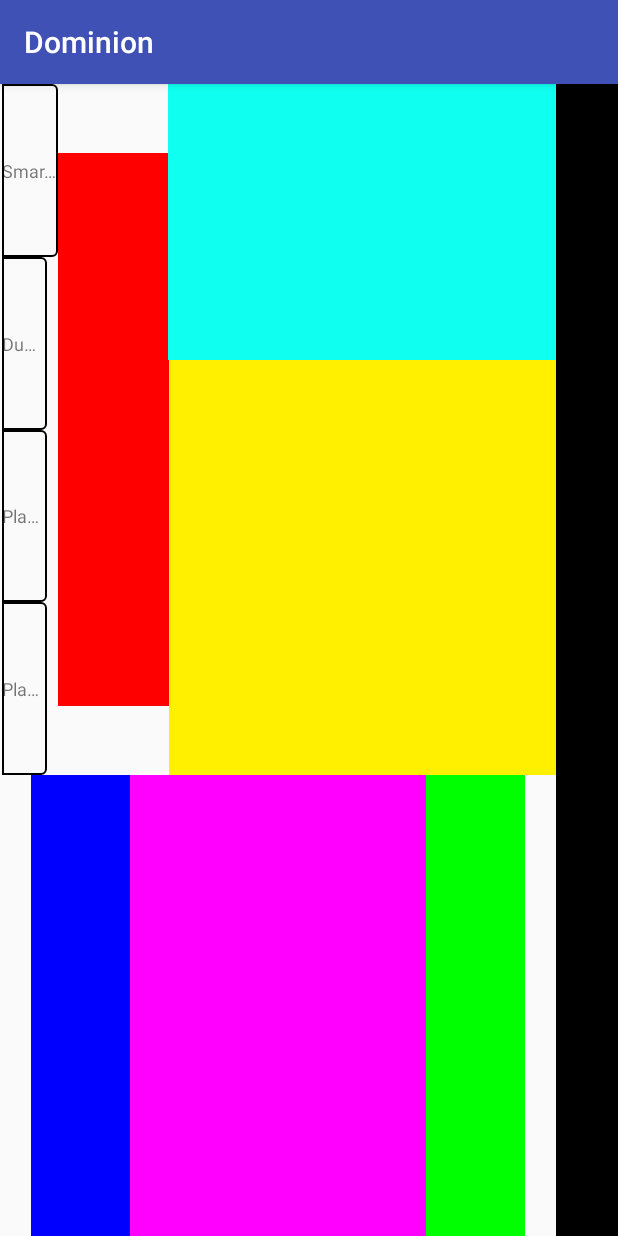
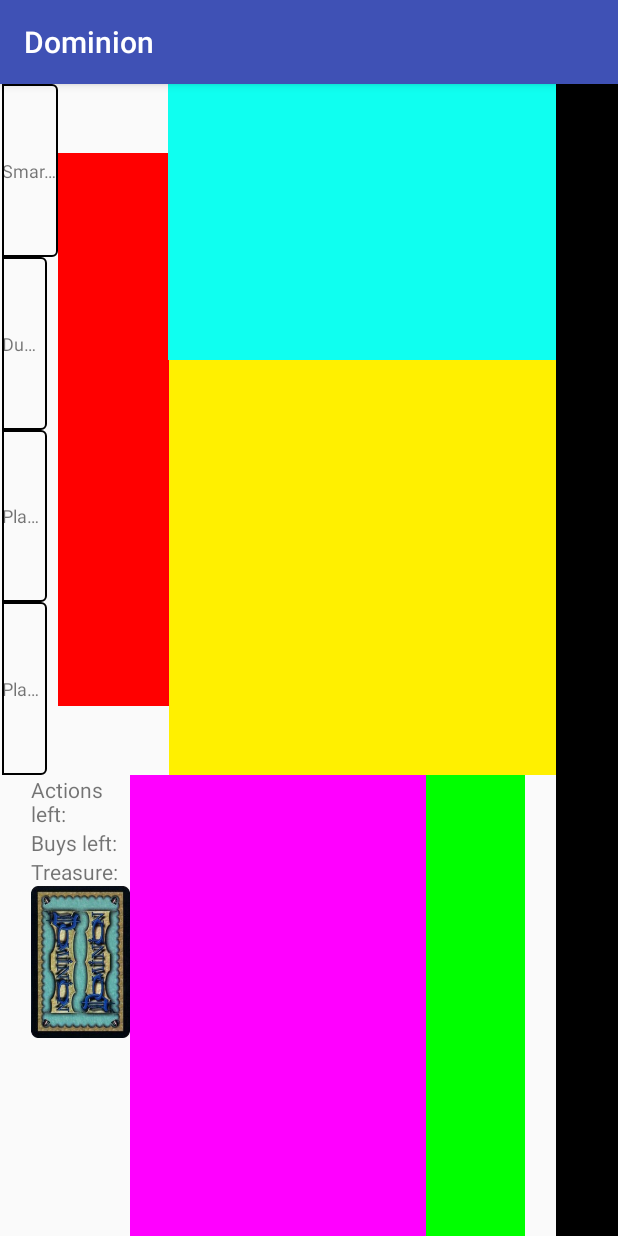
Before and after one commit to Katacka/Dominion, an Android app: the screen it shows after launch (MainActivity), on a phone screen of 412 x 824 dp. Run offline under Robolectric (Android 15) with nearby library versions, the phone set to English and light mode, and no system bars.

Commit message:
Created Actions, buys and treasure labels and inserted dominion draw card image

```diff
--- a/app/src/main/res/layout/activity_main.xml
+++ b/app/src/main/res/layout/activity_main.xml
@@ -238,7 +238,6 @@
             android:id="@+id/User_Stats"
             android:layout_width="0dp"
             android:layout_height="0dp"
-            android:background="#ff0000ff"
             app:layout_constraintBottom_toBottomOf="parent"
             app:layout_constraintEnd_toStartOf="@+id/User_Hand"
             app:layout_constraintStart_toStartOf="parent"
@@ -247,6 +246,47 @@
             app:layout_constraintWidth_default="percent"
             app:layout_constraintWidth_percent=".2">
 
+            <!--android:background="#ff0000ff"-->
+
+            <TextView
+                android:id="@+id/tvActions"
+                android:layout_width="0dp"
+                android:layout_height="wrap_content"
+                android:text="Actions left:"
+                app:layout_constraintEnd_toEndOf="parent"
+                app:layout_constraintHorizontal_bias="0.0"
+                app:layout_constraintStart_toStartOf="parent"
+                app:layout_constraintTop_toTopOf="parent" />
+
+            <TextView
+                android:id="@+id/tvBuys"
+                android:layout_width="0dp"
+                android:layout_height="wrap_content"
+                android:text="Buys left:"
+                app:layout_constraintEnd_toEndOf="parent"
+                app:layout_constraintStart_toStartOf="parent"
+                app:layout_constraintTop_toBottomOf="@+id/tvActions" />
+
+            <TextView
+                android:id="@+id/tvTreasures"
+                android:layout_width="0dp"
+                android:layout_height="wrap_content"
+                android:text="Treasure:"
+                app:layout_constraintEnd_toEndOf="parent"
+                app:layout_constraintStart_toStartOf="parent"
+                app:layout_constraintTop_toBottomOf="@+id/tvBuys" />
+
+            <ImageView
+                android:id="@+id/ivDrawCard"
+                android:layout_width="0dp"
+                android:layout_height="wrap_content"
+                android:adjustViewBounds="true"
+                android:scaleType="fitCenter"
+                app:layout_constraintEnd_toEndOf="parent"
+                app:layout_constraintHorizontal_bias="0.495"
+                app:layout_constraintStart_toStartOf="parent"
+                app:layout_constraintTop_toBottomOf="@+id/tvTreasures"
+                app:srcCompat="@drawable/dominion" />
         </android.support.constraint.ConstraintLayout>
 
         <android.support.constraint.ConstraintLayout
```
